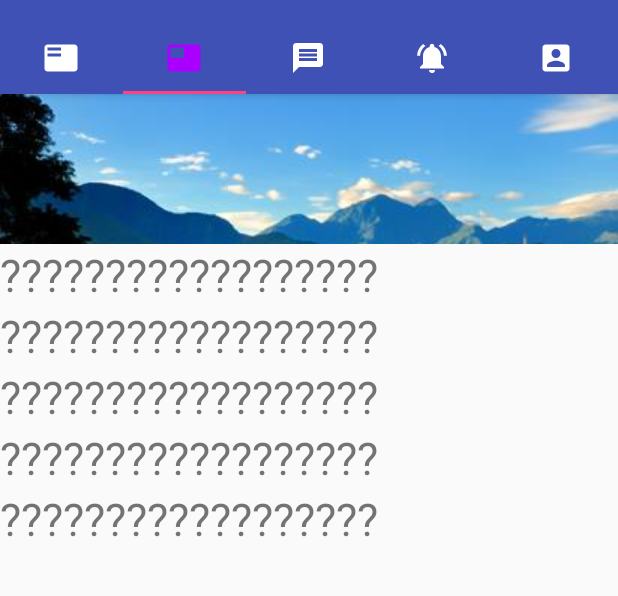
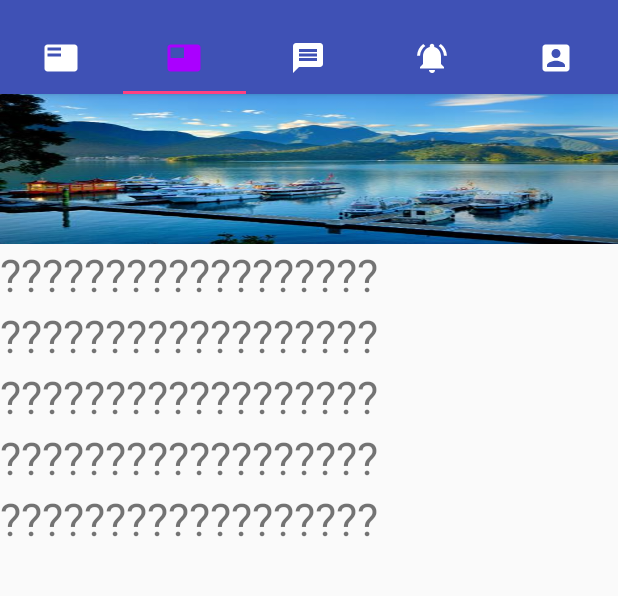
Before and after one commit to aseijuy1995/Master, an Android app: the screen it shows after launch (Master), tab 2 chosen, on a phone screen of 412 x 824 dp, the part 62-658 px from its top. Run offline under Robolectric (Android 15) with nearby library versions, the phone set to English and light mode, and no system bars.

Commit message:
AE successed

```diff
--- a/app/src/main/res/layout/experience_recyclerview_viewpager_frag.xml
+++ b/app/src/main/res/layout/experience_recyclerview_viewpager_frag.xml
@@ -8,6 +8,6 @@
         android:id="@+id/iv_experience"
         android:layout_width="match_parent"
         android:layout_height="wrap_content"
-        android:scaleType="matrix"
+        android:scaleType="fitXY"
         app:srcCompat="@mipmap/ic_launcher" />
 </FrameLayout>
```
